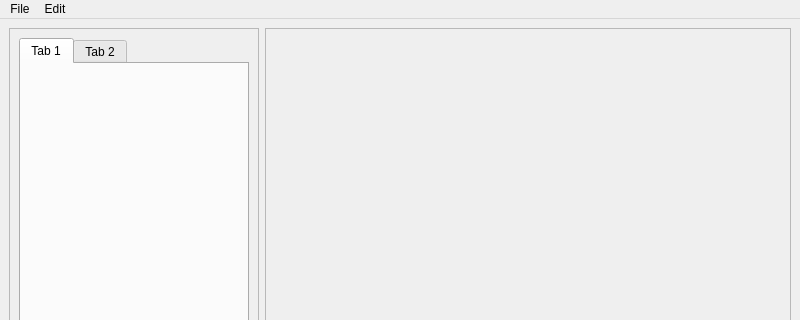
Old version of the form src/ui/MainWindow.ui in the repository BenByington/ShapeShifter; both pictures show x 0 to 800 and y 0 to 320 of the 800 by 600 pixel window.
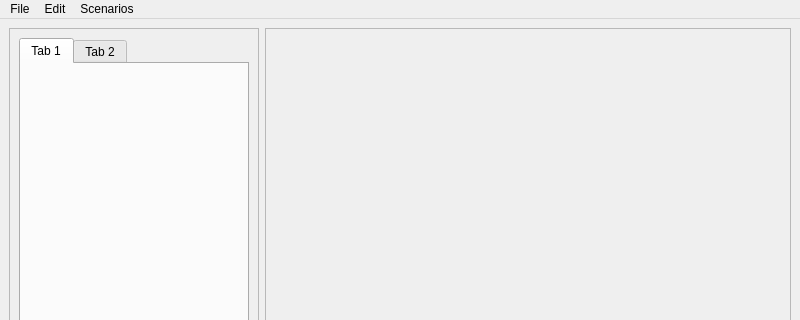
New version of the form.

Commit message: Added menu to allow the switching of Scenarios

Patch:
```diff
--- a/src/ui/MainWindow.ui
+++ b/src/ui/MainWindow.ui
@@ -86,7 +86,7 @@
      <x>0</x>
      <y>0</y>
      <width>800</width>
-     <height>21</height>
+     <height>22</height>
     </rect>
    </property>
    <widget class="QMenu" name="menuI_typed_some_things">
@@ -106,8 +106,22 @@
     <addaction name="actionCopy"/>
     <addaction name="actionPaste"/>
    </widget>
+   <widget class="QMenu" name="menuScenarios">
+    <property name="title">
+     <string>Scenarios</string>
+    </property>
+    <widget class="QMenu" name="menuTests">
+     <property name="title">
+      <string>Tests</string>
+     </property>
+     <addaction name="actionSquare2D"/>
+    </widget>
+    <addaction name="actionEmpty"/>
+    <addaction name="menuTests"/>
+   </widget>
    <addaction name="menuI_typed_some_things"/>
    <addaction name="menuEdit"/>
+   <addaction name="menuScenarios"/>
   </widget>
   <action name="actionCut">
    <property name="text">
```
Left out of the diff: 10 changed lines with no effect on the pictures. The commit also changes 6 other files.
